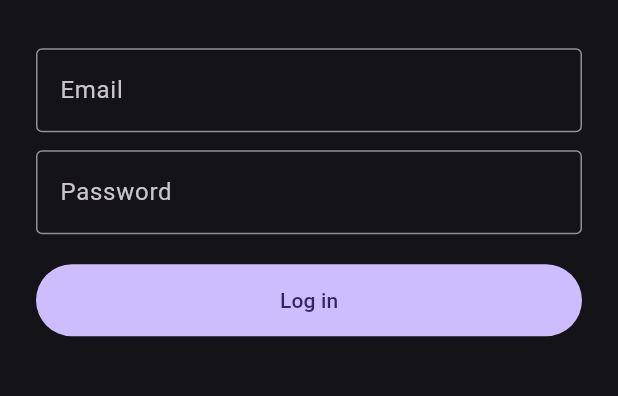
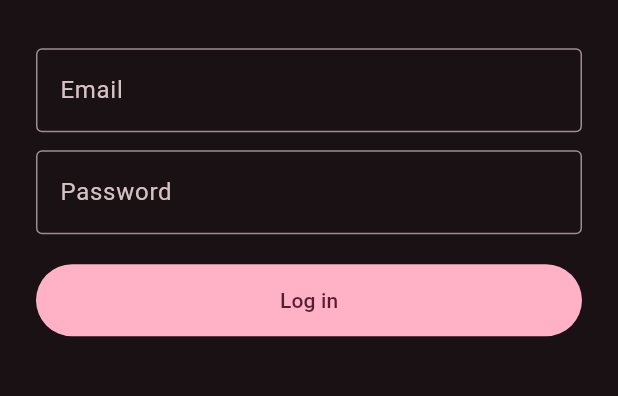
Before and after one commit to creativegames455-creator/VibraX, a Flutter app: the screen it shows after launch, on a phone screen of 412 x 824 dp, the part 551-947 px from its top. Run offline on Flutter 3.47's test engine with Material 3 defaults, Android fonts, the phone set to English and light mode, and no system bars.

Commit message:
Rename app and change theme color

```diff
--- a/lib/main.dart
+++ b/lib/main.dart
@@ -12,7 +12,7 @@ class VibraXApp extends StatelessWidget {
       theme: ThemeData(
         useMaterial3: true,
         colorScheme: ColorScheme.fromSeed(
-          seedColor: const Color(0xFF7C4DFF),
+          seedColor: const Color(0xFFFF2D87),
           brightness: Brightness.dark,
         ),
       ),
```
Also changed, not shown: 1 other file.
